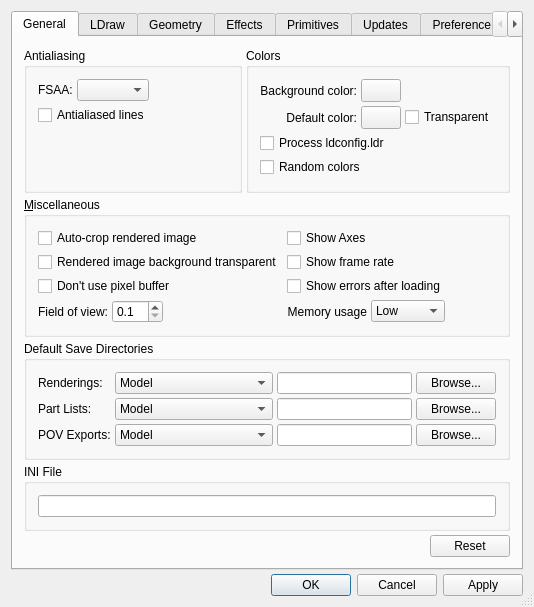
Qt form ldvlib/LDVQt/LDVPreferencesPanel.ui (trevorsandy/lpub3d-ci) before a commit.
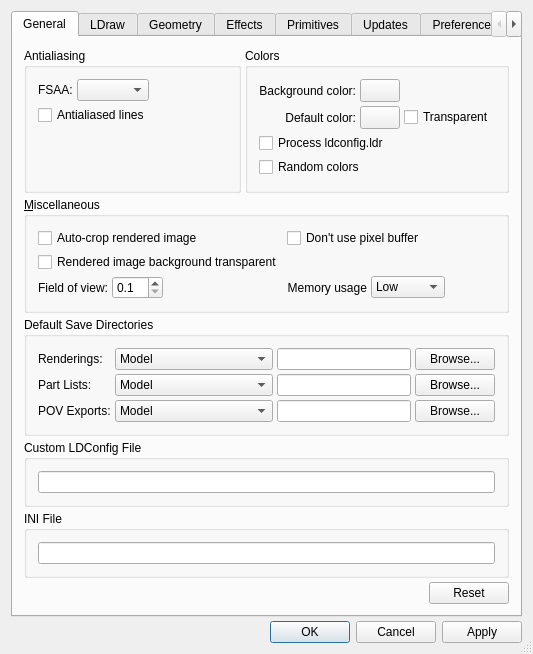
The same form after that commit. The open tabs and pages were chosen to show the change. Icons and pictures are not drawn.

Commit message: LDVLib - remove unused settings from Preferences

```diff
--- a/ldvlib/LDVQt/LDVPreferencesPanel.ui
+++ b/ldvlib/LDVQt/LDVPreferencesPanel.ui
@@ -7,8 +7,8 @@
    <rect>
     <x>0</x>
     <y>0</y>
-    <width>534</width>
-    <height>590</height>
+    <width>533</width>
+    <height>611</height>
    </rect>
   </property>
   <property name="sizePolicy">
@@ -58,7 +58,7 @@
       </sizepolicy>
      </property>
      <property name="currentIndex">
-      <number>5</number>
+      <number>0</number>
      </property>
      <widget class="QWidget" name="generalTab">
       <attribute name="title">
@@ -299,103 +299,20 @@
           <item row="0" column="0">
            <layout class="QGridLayout" name="gridLayout_4">
             <item row="0" column="1">
-             <widget class="QCheckBox" name="showAxesButton">
-              <property name="text">
-               <string>Show Axes</string>
-              </property>
-             </widget>
-            </item>
-            <item row="2" column="1">
-             <widget class="QCheckBox" name="showErrorsButton">
-              <property name="text">
-               <string>Show errors after loading</string>
-              </property>
-             </widget>
-            </item>
-            <item row="0" column="0">
-             <widget class="QCheckBox" name="autoCropButton">
-              <property name="text">
-               <string>Auto-crop rendered image</string>
-              </property>
-             </widget>
-            </item>
-            <item row="2" column="0">
              <widget class="QCheckBox" name="havePixelBufferButton">
               <property name="text">
                <string>Don't use pixel buffer</string>
               </property>
              </widget>
             </item>
-            <item row="1" column="0">
-             <widget class="QCheckBox" name="transparentBackgroundButton">
+            <item row="0" column="0">
+             <widget class="QCheckBox" name="autoCropButton">
               <property name="text">
-               <string>Rendered image background transparent</string>
+               <string>Auto-crop rendered image</string>
               </property>
              </widget>
             </item>
-            <item row="3" column="1">
-             <layout class="QHBoxLayout" name="horizontalLayout_6">
-              <item>
-               <widget class="QLabel" name="memoryUsageLabel">
-                <property name="text">
-                 <string>Memory usage</string>
-                </property>
-                <property name="alignment">
-                 <set>Qt::AlignRight|Qt::AlignTrailing|Qt::AlignVCenter</set>
-                </property>
-                <property name="wordWrap">
-                 <bool>false</bool>
-                </property>
-               </widget>
-              </item>
-              <item>
-               <widget class="QComboBox" name="memoryUsageBox">
-                <property name="sizePolicy">
-                 <sizepolicy hsizetype="Fixed" vsizetype="Fixed">
-                  <horstretch>0</horstretch>
-                  <verstretch>0</verstretch>
-                 </sizepolicy>
-                </property>
-                <item>
-                 <property name="text">
-                  <string>Low</string>
-                 </property>
-                </item>
-                <item>
-                 <property name="text">
-                  <string>Medium</string>
-                 </property>
-                </item>
-                <item>
-                 <property name="text">
-                  <string>High</string>
-                 </property>
-                </item>
-               </widget>
-              </item>
-              <item>
-               <spacer name="horizontalSpacer_3">
-                <property name="orientation">
-                 <enum>Qt::Horizontal</enum>
-                </property>
-                <property name="sizeHint" stdset="0">
-                 <size>
-                  <width>40</width>
-                  <height>20</height>
-                 </size>
-                </property>
-               </spacer>
-              </item>
-             </layout>
-            </item>
-            <item row="1" column="1">
-             <widget class="QCheckBox" name="frameRateButton">
-              <property name="text">
-               <string>Show frame rate</string>
-              </property>
-             </widget>
-            </item>
-            <item row="3" column="0">
+            <item row="2" column="0">
              <layout class="QHBoxLayout" name="horizontalLayout_4">
               <item>
                <widget class="QLabel" name="fieldOfViewLabel">
@@ -450,6 +367,68 @@
               </item>
              </layout>
             </item>
+            <item row="2" column="1">
+             <layout class="QHBoxLayout" name="horizontalLayout_6">
+              <item>
+               <widget class="QLabel" name="memoryUsageLabel">
+                <property name="text">
+                 <string>Memory usage</string>
+                </property>
+                <property name="alignment">
+                 <set>Qt::AlignRight|Qt::AlignTrailing|Qt::AlignVCenter</set>
+                </property>
+                <property name="wordWrap">
+                 <bool>false</bool>
+                </property>
+               </widget>
+              </item>
+              <item>
+               <widget class="QComboBox" name="memoryUsageBox">
+                <property name="sizePolicy">
+                 <sizepolicy hsizetype="Fixed" vsizetype="Fixed">
+                  <horstretch>0</horstretch>
+                  <verstretch>0</verstretch>
+                 </sizepolicy>
+                </property>
+                <item>
+                 <property name="text">
+                  <string>Low</string>
+                 </property>
+                </item>
+                <item>
+                 <property name="text">
+                  <string>Medium</string>
+                 </property>
+                </item>
+                <item>
+                 <property name="text">
+                  <string>High</string>
+                 </property>
+                </item>
+               </widget>
+              </item>
+              <item>
+               <spacer name="horizontalSpacer_3">
+                <property name="orientation">
+                 <enum>Qt::Horizontal</enum>
+                </property>
+                <property name="sizeHint" stdset="0">
+                 <size>
+                  <width>40</width>
+                  <height>20</height>
+                 </size>
+                </property>
+               </spacer>
+              </item>
+             </layout>
+            </item>
+            <item row="1" column="0">
+             <widget class="QCheckBox" name="transparentBackgroundButton">
+              <property name="text">
+               <string>Rendered image background transparent</string>
+              </property>
+             </widget>
+            </item>
            </layout>
           </item>
          </layout>
@@ -666,6 +645,18 @@
          </layout>
         </widget>
        </item>
+       <item>
+        <widget class="QGroupBox" name="customConfigBox">
+         <property name="title">
+          <string>Custom LDConfig File</string>
+         </property>
+         <layout class="QVBoxLayout" name="verticalLayout_5">
+          <item>
+           <widget class="QLineEdit" name="lineEdit"/>
+          </item>
+         </layout>
+        </widget>
+       </item>
        <item>
         <widget class="QGroupBox" name="iniBox">
          <property name="title">
```
Left out of the diff: 6 changed lines with no effect on the pictures. The commit also changes 3 other files.
